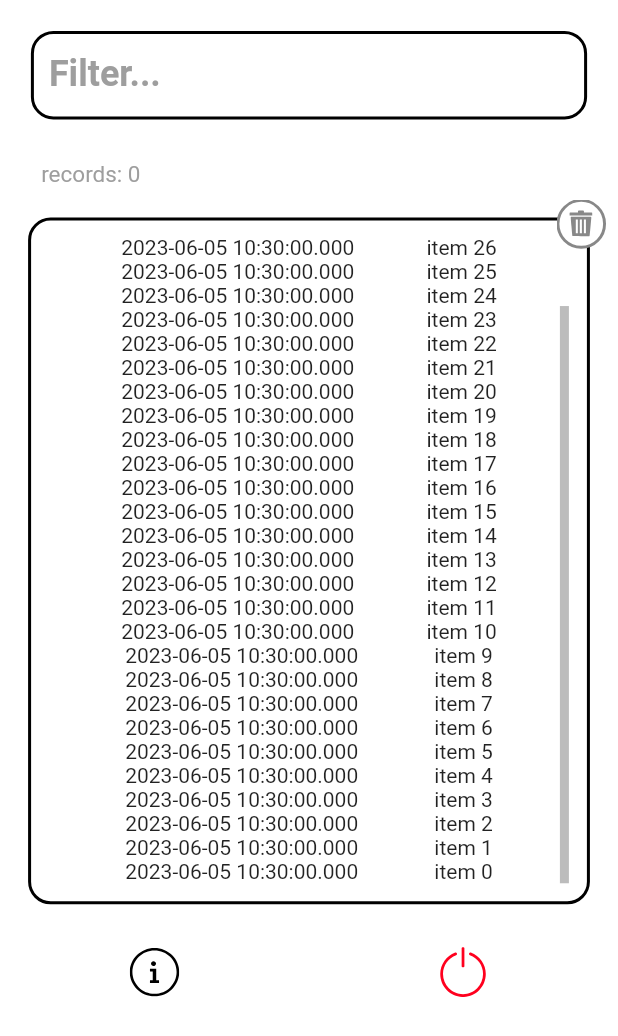
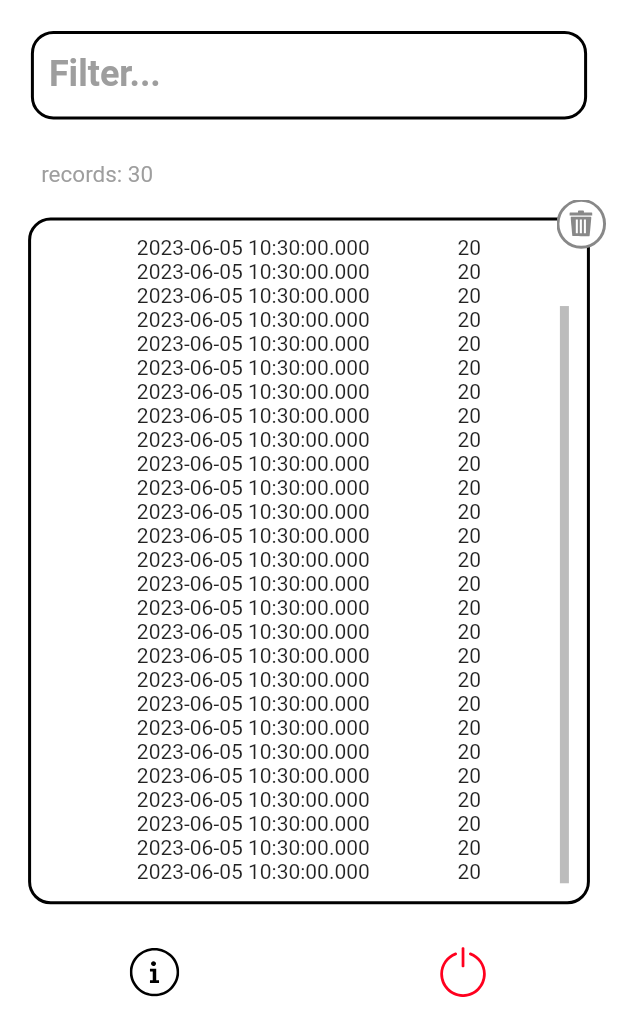
Before and after one commit to sahlet-official/userlog, a Flutter app: the first screen one second after launch, on a phone screen of 412 x 824 dp. Shown: the top 1036 px of the screen. Run offline on Flutter 3.47's test engine with Material 2 defaults, Android fonts, the phone set to English and light mode, and no system bars; our stand-ins replace flutter_bloc, flutter_svg, get_it, injectable; generated files the repository leaves out were written again; Roboto replaces fonts that are missing (Suisse Int'l).

Commit message:
Integrate bloc

```diff
--- a/Sources/Userlog/userlog/lib/features/main/assets/main_texts.dart
+++ b/Sources/Userlog/userlog/lib/features/main/assets/main_texts.dart
@@ -1,6 +1,6 @@
 abstract class MainTexts {
   static const String filterText = "Filter...";
-  static const String recordsText = "records: 0";
+  static const String recordsText = "records: ";
   static const String logText = "log...";
   static const String clearQuestionText = "Are you sure you want to clear log?";
   static const String canselButtonText = "Cansel";
--- /dev/null
+++ b/Sources/Userlog/userlog/lib/features/main/bloc/main_scroll_bloc/main_scroll_bloc.dart
@@ -0,0 +1,69 @@
+import 'dart:async';
+
+import 'package:flutter_bloc/flutter_bloc.dart';
+import 'package:userlog/services/log/api/i_log_service.dart';
+import 'package:userlog/services/log/api/models/record.dart';
+
+part 'main_scroll_event.dart';
+part 'main_scroll_state.dart';
+
+class MainScrollBloc extends Bloc<ScrollEvent, ScrollState> {
+  final ILogService logService;
+  StreamSubscription<Record>? updatesSubscription;
+  bool isUpdating = false;
+  List<Record> loadedRecords = [];
+  MainScrollBloc(this.logService) : super(ScrollInitialState()) {
+    on<ScrollInitialEvent>(_onScrollInitialEvent);
+    on<ScrollLoadEvent>(_onScrollLoadEvent);
+    on<ScrollUpdateEvent>(_onScrollUpdateEvent);
+  }
+
+  FutureOr<void> _onScrollLoadEvent(
+      ScrollLoadEvent event, Emitter<ScrollState> emit) {
+    final List<Record> records = logService.getRecords(1, 30);
+    loadedRecords = records;
+    records.sort((a, b) => a.creationTime.compareTo(b.creationTime));
+    final ScrollLoadState loadState = ScrollLoadState(records);
+    emit(loadState);
+  }
+
+  @override
+  Future<void> close() {
+    updatesSubscription?.cancel();
+    return super.close();
+  }
+
+  FutureOr<void> _onScrollInitialEvent(
+      ScrollInitialEvent event, Emitter<ScrollState> emit) {
+    add(ScrollLoadEvent());
+  }
+
+  void startUpdates() {
+    updatesSubscription?.cancel();
+    updatesSubscription = logService.getUpdates().listen((record) {
+      loadedRecords.add(record);
+      loadedRecords.sort((a, b) => a.creationTime.compareTo(b.creationTime));
+      final updatedState = ScrollUpdateState(List.of(loadedRecords));
+      add(ScrollUpdateEvent(records: updatedState.records));
+    });
+
+    final currentState = state;
+    if (currentState is ScrollLoadState) {
+      add(ScrollUpdateEvent(records: currentState.records));
+    } else if (currentState is ScrollUpdateState) {
+      add(ScrollUpdateEvent(records: currentState.records));
+    }
+  }
+
+  FutureOr<void> _onScrollUpdateEvent(
+      ScrollUpdateEvent event, Emitter<ScrollState> emit) {
+    for (final record in event.records) {
+      if (!loadedRecords.contains(record)) {
+        loadedRecords.add(record);
+      }
+    }
+    loadedRecords.sort((a, b) => a.creationTime.compareTo(b.creationTime));
+    final updatedState = ScrollUpdateState(List.of(loadedRecords));
+    emit(updatedState);
+  }
+}
--- /dev/null
+++ b/Sources/Userlog/userlog/lib/features/main/bloc/main_scroll_bloc/main_scroll_event.dart
@@ -0,0 +1,14 @@
+part of 'main_scroll_bloc.dart';
+
+abstract class ScrollEvent {}
+
+class ScrollInitialEvent extends ScrollEvent {}
+
+class ScrollLoadEvent extends ScrollEvent {}
+
+class ScrollUpdateEvent extends ScrollEvent {
+  final List<Record> records;
+  ScrollUpdateEvent({
+    required this.records,
+  });
+}
--- /dev/null
+++ b/Sources/Userlog/userlog/lib/features/main/bloc/main_scroll_bloc/main_scroll_state.dart
@@ -0,0 +1,19 @@
+part of 'main_scroll_bloc.dart';
+
+abstract class ScrollState {}
+
+class ScrollInitialState extends ScrollState {}
+
+class ScrollLoadState extends ScrollState {
+  final List<Record> records;
+
+  ScrollLoadState(this.records);
+}
+
+class ScrollUpdateState extends ScrollState {
+  final List<Record> records;
+
+  ScrollUpdateState(this.records);
+}
+
+class ScrollErrorState extends ScrollState {}
--- a/Sources/Userlog/userlog/lib/features/main/screens/main_screen.dart
+++ b/Sources/Userlog/userlog/lib/features/main/screens/main_screen.dart
@@ -1,14 +1,18 @@
 import 'package:flutter/material.dart';
+import 'package:get_it/get_it.dart';
 
 import 'package:userlog/features/main/widgets/main_widgets/main_bottom_widget.dart';
 import 'package:userlog/features/main/widgets/main_widgets/main_center_widget.dart';
 import 'package:userlog/features/main/widgets/main_widgets/main_text_field_widget.dart';
+import 'package:userlog/services/log/api/i_log_service.dart';
 
 class MainScreen extends StatelessWidget {
   const MainScreen({super.key});
 
   @override
   Widget build(BuildContext context) {
+    final logService = GetIt.instance<ILogService>();
+
     //screen width
     double screenWidth = MediaQuery.of(context).size.width;
     //screen height
@@ -44,10 +48,12 @@ class MainScreen extends StatelessWidget {
               filterInputPadding: filterInputPadding,
             ),
             MainCenterWidget(
-                textAreaWidthInputPadding: textAreaWidthInputPadding,
-                textAreaHeightInputPadding: textAreaHeightInputPadding,
-                recordsWidthInputPadding: recordsWidthInputPadding,
-                recordsHeightInputPadding: recordsHeightInputPadding),
+              textAreaWidthInputPadding: textAreaWidthInputPadding,
+              textAreaHeightInputPadding: textAreaHeightInputPadding,
+              recordsWidthInputPadding: recordsWidthInputPadding,
+              recordsHeightInputPadding: recordsHeightInputPadding,
+              logService: logService,
+            ),
             SizedBox(
               height: filterInputPadding,
               width: screenWidth,
--- a/Sources/Userlog/userlog/lib/features/main/widgets/main_widgets/main_center_widget.dart
+++ b/Sources/Userlog/userlog/lib/features/main/widgets/main_widgets/main_center_widget.dart
@@ -1,11 +1,10 @@
 import 'package:flutter/material.dart';
+import 'package:flutter_bloc/flutter_bloc.dart';
 
-import 'package:userlog/common/styles/fonts.dart';
-import 'package:userlog/features/main/assets/main_images.dart';
-import 'package:userlog/features/main/assets/main_texts.dart';
-import 'package:userlog/features/main/screens/clear_log_confirmation_screen.dart';
-import 'package:userlog/features/main/widgets/main_widgets/main_icon_button.dart';
-import 'package:userlog/features/main/widgets/main_widgets/main_scroll_item.dart';
+import 'package:userlog/features/main/bloc/main_scroll_bloc/main_scroll_bloc.dart';
+import 'package:userlog/features/main/widgets/main_widgets/main_init_center_widget.dart';
+import 'package:userlog/features/main/widgets/main_widgets/main_scroll_center_widget.dart';
+import 'package:userlog/services/log/api/i_log_service.dart';
 
 class MainCenterWidget extends StatelessWidget {
   final double textAreaWidthInputPadding;
@@ -13,97 +12,61 @@ class MainCenterWidget extends StatelessWidget {
   final double recordsWidthInputPadding;
   final double recordsHeightInputPadding;
 
+  final ILogService logService;
+
   const MainCenterWidget({
     Key? key,
     required this.textAreaWidthInputPadding,
     required this.textAreaHeightInputPadding,
     required this.recordsWidthInputPadding,
     required this.recordsHeightInputPadding,
+    required this.logService,
   }) : super(key: key);
 
   @override
   Widget build(BuildContext context) {
-    const int itemCount = 30;
-    double logTextLeftMargin = textAreaWidthInputPadding / 10;
-    double logTextHightMargin = textAreaHeightInputPadding / 8.5;
-    ScrollController scrollController = ScrollController();
-
-    return Column(
-      children: [
-        Container(
-          alignment: Alignment.topLeft,
-          padding: EdgeInsets.fromLTRB(recordsWidthInputPadding,
-              recordsHeightInputPadding, recordsWidthInputPadding, 0),
-          child: Text(
-            MainTexts.recordsText,
-            style: TextStyle(
-              color: Colors.grey[500],
-              fontSize: 15,
-              fontFamily: Fonts.mainFontFamily,
-            ),
-          ),
-        ),
-        Stack(
-          children: [
-            Center(
-              child: Container(
-                margin: const EdgeInsets.only(top: 20),
-                padding: const EdgeInsets.all(12),
-                width: textAreaWidthInputPadding,
-                height: textAreaHeightInputPadding,
-                decoration: BoxDecoration(
-                  borderRadius: const BorderRadius.all(Radius.circular(15)),
-                  border: Border.all(
-                    width: 2,
-                    color: Colors.black,
-                  ),
-                ),
-                child: Scrollbar(
-                  thickness: 6,
-                  controller: scrollController,
-                  thumbVisibility: true,
-                  child: ListView.builder(
-                    reverse: true,
-                    controller: scrollController,
-                    itemCount: itemCount,
-                    itemBuilder: (context, index) {
-                      return MainScrollItem(
-                          date: DateTime.now(), text: 'item $index');
-                    },
-                  ),
-                ),
-              ),
-            ),
-            if (itemCount == 0)
-              Container(
-                margin: EdgeInsets.fromLTRB(
-                    logTextLeftMargin, logTextHightMargin, 0, 0),
-                child: Text(
-                  MainTexts.logText,
-                  style: TextStyle(
-                    color: Colors.grey[500],
-                    fontSize: 24,
-                    fontWeight: FontWeight.bold,
-                    fontFamily: Fonts.mainFontFamily,
-                  ),
-                ),
-              ),
-            Container(
-              alignment: Alignment.topRight,
-              child: MainIconButton(
-                imagePath: MainImages.cleanButtonImage,
-                onPressed: () {
-                  Navigator.push(
-                    context,
-                    MaterialPageRoute(
-                        builder: (context) => const ClearAnswer()),
-                  );
-                },
-              ),
-            ),
-          ],
-        ),
-      ],
+    return BlocProvider<MainScrollBloc>(
+      create: (context) {
+        final bloc = MainScrollBloc(logService);
+        bloc.add(ScrollInitialEvent());
+        bloc.startUpdates();
+        return bloc;
+      },
+      child: BlocBuilder<MainScrollBloc, ScrollState>(
+        builder: (context, state) {
+          if (state is ScrollInitialState) {
+            return MainInitCenterWidget(
+              textAreaWidthInputPadding: textAreaWidthInputPadding,
+              textAreaHeightInputPadding: textAreaHeightInputPadding,
+              recordsWidthInputPadding: recordsWidthInputPadding,
+              recordsHeightInputPadding: recordsHeightInputPadding,
+            );
+          } else if (state is ScrollLoadState) {
+            return MainScrollCenterWidget(
+              textAreaWidthInputPadding: textAreaWidthInputPadding,
+              textAreaHeightInputPadding: textAreaHeightInputPadding,
+              recordsWidthInputPadding: recordsWidthInputPadding,
+              recordsHeightInputPadding: recordsHeightInputPadding,
+              records: state.records,
+            );
+          } else if (state is ScrollUpdateState) {
+            return MainScrollCenterWidget(
+              textAreaWidthInputPadding: textAreaWidthInputPadding,
+              textAreaHeightInputPadding: textAreaHeightInputPadding,
+              recordsWidthInputPadding: recordsWidthInputPadding,
+              recordsHeightInputPadding: recordsHeightInputPadding,
+              records: state.records,
+            );
+          } else {
+            return MainInitCenterWidget(
+              textAreaWidthInputPadding: textAreaWidthInputPadding,
+              textAreaHeightInputPadding: textAreaHeightInputPadding,
+              recordsWidthInputPadding: recordsWidthInputPadding,
+              recordsHeightInputPadding: recordsHeightInputPadding,
+            );
+          }
+        },
+      ),
     );
   }
 }
--- /dev/null
+++ b/Sources/Userlog/userlog/lib/features/main/widgets/main_widgets/main_init_center_widget.dart
@@ -0,0 +1,91 @@
+import 'package:flutter/material.dart';
+
+import 'package:userlog/common/styles/fonts.dart';
+import 'package:userlog/features/main/assets/main_images.dart';
+import 'package:userlog/features/main/assets/main_texts.dart';
+import 'package:userlog/features/main/screens/clear_log_confirmation_screen.dart';
+import 'package:userlog/features/main/widgets/main_widgets/main_icon_button.dart';
+
+class MainInitCenterWidget extends StatelessWidget {
+  final double textAreaWidthInputPadding;
+  final double textAreaHeightInputPadding;
+  final double recordsWidthInputPadding;
+  final double recordsHeightInputPadding;
+
+  const MainInitCenterWidget({
+    Key? key,
+    required this.textAreaWidthInputPadding,
+    required this.textAreaHeightInputPadding,
+    required this.recordsWidthInputPadding,
+    required this.recordsHeightInputPadding,
+  }) : super(key: key);
+
+  @override
+  Widget build(BuildContext context) {
+    double logTextLeftMargin = textAreaWidthInputPadding / 13;
+    double logTextHightMargin = textAreaHeightInputPadding / 15;
+
+    return Column(
+      children: [
+        Container(
+          alignment: Alignment.topLeft,
+          padding: EdgeInsets.fromLTRB(recordsWidthInputPadding,
+              recordsHeightInputPadding, recordsWidthInputPadding, 0),
+          child: Text(
+            "${MainTexts.recordsText}0",
+            style: TextStyle(
+              color: Colors.grey[500],
+              fontSize: 15,
+              fontFamily: Fonts.mainFontFamily,
+            ),
+          ),
+        ),
+        Stack(
+          children: [
+            Center(
+              child: Container(
+                margin: const EdgeInsets.only(top: 20),
+                padding: const EdgeInsets.all(12),
+                width: textAreaWidthInputPadding,
+                height: textAreaHeightInputPadding,
+                decoration: BoxDecoration(
+                  borderRadius: const BorderRadius.all(Radius.circular(15)),
+                  border: Border.all(
+                    width: 2,
+                    color: Colors.black,
+                  ),
+                ),
+                child: Container(
+                  margin: EdgeInsets.fromLTRB(
+                      logTextLeftMargin, logTextHightMargin, 0, 0),
+                  child: Text(
+                    MainTexts.logText,
+                    style: TextStyle(
+                      color: Colors.grey[500],
+                      fontSize: 24,
+                      fontWeight: FontWeight.bold,
+                      fontFamily: Fonts.mainFontFamily,
+                    ),
+                  ),
+                ),
+              ),
+            ),
+            Container(
+              alignment: Alignment.topRight,
+              child: MainIconButton(
+                imagePath: MainImages.cleanButtonImage,
+                onPressed: () {
+                  Navigator.push(
+                    context,
+                    MaterialPageRoute(
+                        builder: (context) => const ClearAnswer()),
+                  );
+                },
+              ),
+            ),
+          ],
+        ),
+      ],
+    );
+  }
+}
--- /dev/null
+++ b/Sources/Userlog/userlog/lib/features/main/widgets/main_widgets/main_scroll_center_widget.dart
@@ -0,0 +1,96 @@
+import 'package:flutter/material.dart';
+
+import 'package:userlog/common/styles/fonts.dart';
+import 'package:userlog/features/main/assets/main_images.dart';
+import 'package:userlog/features/main/assets/main_texts.dart';
+import 'package:userlog/features/main/screens/clear_log_confirmation_screen.dart';
+import 'package:userlog/features/main/widgets/main_widgets/main_icon_button.dart';
+import 'package:userlog/features/main/widgets/main_widgets/main_scroll_item.dart';
+import 'package:userlog/services/log/api/models/record.dart';
+
+class MainScrollCenterWidget extends StatelessWidget {
+  final double textAreaWidthInputPadding;
+  final double textAreaHeightInputPadding;
+  final double recordsWidthInputPadding;
+  final double recordsHeightInputPadding;
+  final List<Record> records;
+
+  const MainScrollCenterWidget({
+    Key? key,
+    required this.textAreaWidthInputPadding,
+    required this.textAreaHeightInputPadding,
+    required this.recordsWidthInputPadding,
+    required this.recordsHeightInputPadding,
+    required this.records,
+  }) : super(key: key);
+
+  @override
+  Widget build(BuildContext context) {
+    ScrollController scrollController = ScrollController();
+
+    return Column(
+      children: [
+        Container(
+          alignment: Alignment.topLeft,
+          padding: EdgeInsets.fromLTRB(recordsWidthInputPadding,
+              recordsHeightInputPadding, recordsWidthInputPadding, 0),
+          child: Text(
+            "${MainTexts.recordsText}${records.length}",
+            style: TextStyle(
+              color: Colors.grey[500],
+              fontSize: 15,
+              fontFamily: Fonts.mainFontFamily,
+            ),
+          ),
+        ),
+        Stack(
+          children: [
+            Center(
+              child: Container(
+                margin: const EdgeInsets.only(top: 20),
+                padding: const EdgeInsets.all(12),
+                width: textAreaWidthInputPadding,
+                height: textAreaHeightInputPadding,
+                decoration: BoxDecoration(
+                  borderRadius: const BorderRadius.all(Radius.circular(15)),
+                  border: Border.all(
+                    width: 2,
+                    color: Colors.black,
+                  ),
+                ),
+                child: Scrollbar(
+                  thickness: 6,
+                  controller: scrollController,
+                  thumbVisibility: true,
+                  child: ListView.builder(
+                    reverse: true,
+                    controller: scrollController,
+                    itemCount: records.length,
+                    itemBuilder: (context, index) {
+                      final record = records[index];
+                      return MainScrollItem(
+                          date: record.creationTime, text: record.value);
+                    },
+                  ),
+                ),
+              ),
+            ),
+            Container(
+              alignment: Alignment.topRight,
+              child: MainIconButton(
+                imagePath: MainImages.cleanButtonImage,
+                onPressed: () {
+                  Navigator.push(
+                    context,
+                    MaterialPageRoute(
+                        builder: (context) => const ClearAnswer()),
+                  );
+                },
+              ),
+            ),
+          ],
+        ),
+      ],
+    );
+  }
+}
--- a/Sources/Userlog/userlog/lib/services/log/services/log_service.dart
+++ b/Sources/Userlog/userlog/lib/services/log/services/log_service.dart
@@ -7,7 +7,7 @@ import 'package:userlog/services/log/api/models/record.dart';
 
 @injectable
 class LogService implements ILogService {
-  int recordsNumber = 10;
+  int recordsNumber = 40;
 
   Record generateRecord() {
     final now = DateTime.now();
@@ -47,8 +47,8 @@ class LogService implements ILogService {
   Stream<Record> getUpdates() async* {
     const period = Duration(seconds: 3);
     while (true) {
-      recordsNumber++;
-      yield Record(creationTime: DateTime.now(), value: "some value");
+      final record = generateRecord();
+      yield record;
       await Future.delayed(period);
     }
   }
```
Also changed, not shown: 1 other file.
